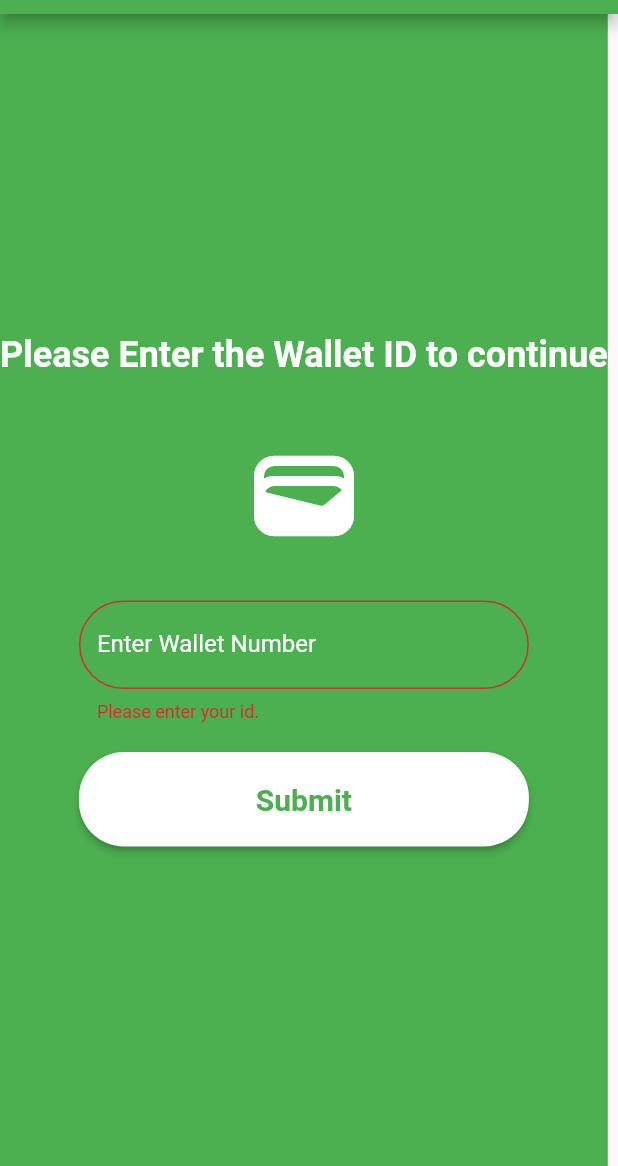
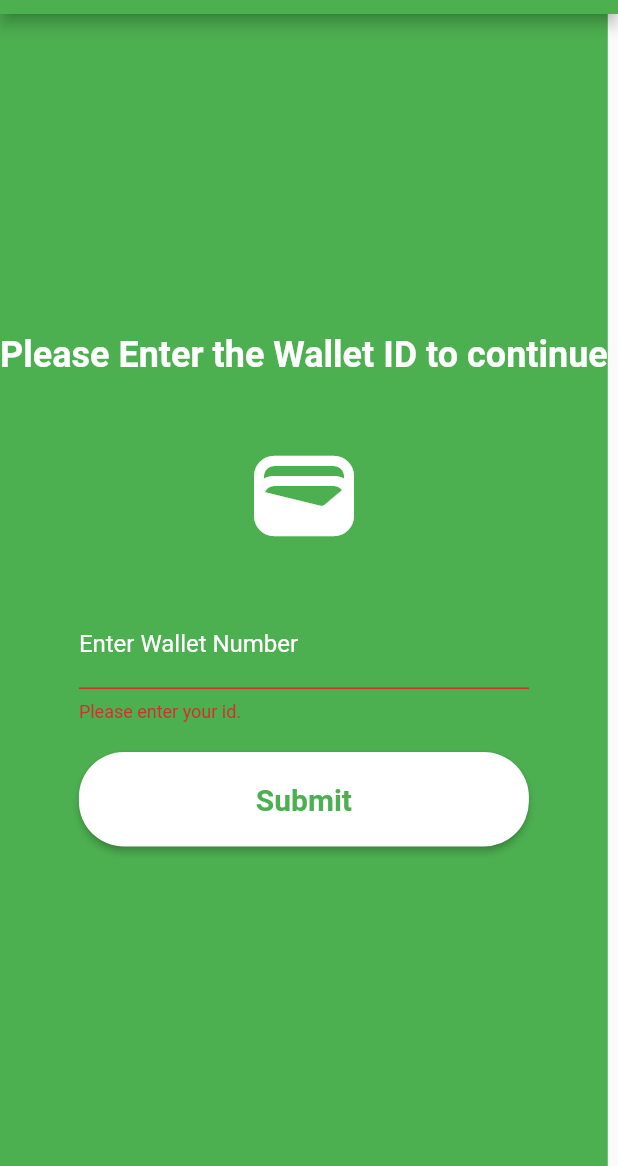
Before and after one commit to KHizarHayatAhmadKHan/bit_rupee, a Flutter app: the screen it shows after launch, after a tap on "Submit", on a phone screen of 412 x 824 dp, the part 70-1236 px from its top. Run offline on Flutter 3.47's test engine with Material 2 defaults, Android fonts, the light colour scheme and no system bars.

Commit message:
saba/changes made in login page

```diff
--- a/lib/views/Login_page.dart
+++ b/lib/views/Login_page.dart
@@ -1,3 +1,5 @@
+import 'package:bit_rupee/views/Send_money.dart';
+import 'package:bit_rupee/views/Wallet.dart';
 import 'package:flutter/material.dart';
 import 'package:flutter/services.dart';
 
@@ -10,12 +12,11 @@ class _LoginPageState extends State<LoginPage> {
   final _formKey = GlobalKey<FormState>();
   late String _id;
 
-  void _submitForm() {
-    if (_formKey.currentState!.validate()) {
-
-      print('Login successful with ID: $_id');
-    }
-  }
+  // _submitForm() {
+  //   if (_formKey.currentState!.validate()) {
+  //     print('Login successful with ID: $_id');
+  //   }
+  // }
 
   @override
   Widget build(BuildContext context) {
@@ -39,6 +40,7 @@ class _LoginPageState extends State<LoginPage> {
         centerTitle: true,
       ),
       body: Container(
+        // width: 1100,
         decoration: const BoxDecoration(color: Colors.green),
         child: Form(
           key: _formKey,
@@ -67,13 +69,20 @@ class _LoginPageState extends State<LoginPage> {
               SizedBox(
                 width: 300,
                 child: TextFormField(
-
+                  // autofocus: true,
+                  obscureText: true,
                   inputFormatters: [FilteringTextInputFormatter.digitsOnly],
                   keyboardType: TextInputType.number,
                   decoration: InputDecoration(
-                      border: OutlineInputBorder(
+                      enabledBorder: OutlineInputBorder(
                         borderRadius: BorderRadius.circular(30.0),
-                        borderSide: const BorderSide(color: Colors.white),
+                        borderSide:
+                            const BorderSide(width: 2, color: Colors.white),
+                      ),
+                      focusedBorder: OutlineInputBorder(
+                        borderSide:
+                            const BorderSide(width: 2, color: Colors.blue),
+                        borderRadius: BorderRadius.circular(30.0),
                       ),
                       labelText: 'Enter Wallet Number',
                       labelStyle: const TextStyle(color: Colors.white)),
@@ -94,8 +103,13 @@ class _LoginPageState extends State<LoginPage> {
               SizedBox(
                 width: 300,
                 child: ElevatedButton(
-
-                  onPressed: _submitForm,
+                  onPressed: () {
+                    if (_formKey.currentState!.validate()) {
+                      _formKey.currentState!.save();
+                      Navigator.pushReplacement(context,
+                          MaterialPageRoute(builder: (context) => Wallet()));
+                    }
+                  },
                   style: ButtonStyle(
                       backgroundColor:
                           MaterialStateProperty.all<Color>(Colors.white),
```
